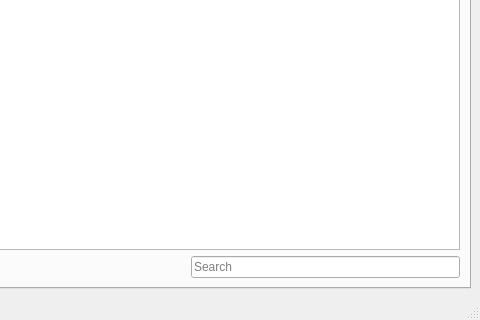
Before: the Qt Designer form mainwindow.ui in KulykOlya/db_courier, drawn with Qt 5; both pictures show x 184 to 664 and y 142 to 462 of the 664 by 462 pixel window.
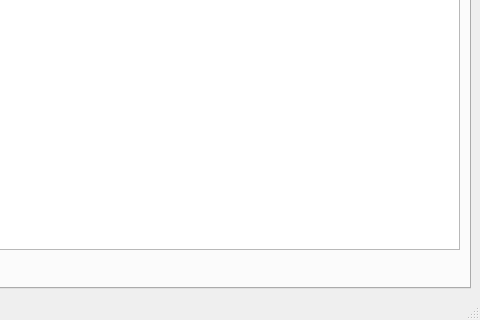
After: the same form once the commit is applied.

Diff of the .ui file:
```diff
--- a/mainwindow.ui
+++ b/mainwindow.ui
@@ -57,13 +57,6 @@
             </property>
            </spacer>
           </item>
-          <item>
-           <widget class="QLineEdit" name="lineEdit">
-            <property name="placeholderText">
-             <string>Search</string>
-            </property>
-           </widget>
-          </item>
          </layout>
         </item>
        </layout>
```
